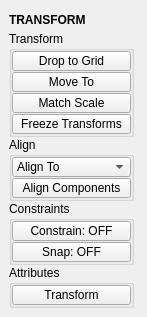
This is tentacle/ui/transform.ui in m3trik/tentacle as Qt 5 draws it before an edit. The edited form follows.
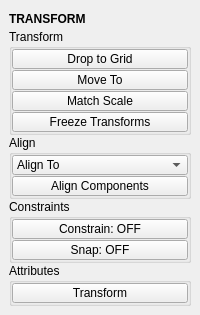
This is the edited form. Custom widgets are drawn as their Qt base class.

The edit to the form file:
```diff
--- a/tentacle/ui/transform.ui
+++ b/tentacle/ui/transform.ui
@@ -9,25 +9,10 @@
    <rect>
     <x>0</x>
     <y>0</y>
-    <width>147</width>
-    <height>312</height>
+    <width>200</width>
+    <height>310</height>
    </rect>
   </property>
-  <property name="minimumSize">
-   <size>
-    <width>0</width>
-    <height>0</height>
-   </size>
-  </property>
-  <property name="maximumSize">
-   <size>
-    <width>999</width>
-    <height>999</height>
-   </size>
-  </property>
-  <property name="windowTitle">
-   <string>Toolkit</string>
-  </property>
   <property name="tabShape">
    <enum>QTabWidget::Triangular</enum>
   </property>
@@ -38,10 +23,10 @@
    <set>QMainWindow::AllowNestedDocks|QMainWindow::AllowTabbedDocks|QMainWindow::AnimatedDocks|QMainWindow::ForceTabbedDocks</set>
   </property>
   <widget class="QWidget" name="central_widget">
-   <property name="maximumSize">
+   <property name="minimumSize">
     <size>
-     <width>999</width>
-     <height>999</height>
+     <width>200</width>
+     <height>0</height>
     </size>
    </property>
    <layout class="QVBoxLayout" name="verticalLayout_2">
@@ -51,17 +36,11 @@
        <number>0</number>
       </property>
       <item>
-       <widget class="DraggableHeader" name="draggableHeader">
+       <widget class="Header" name="header">
         <property name="minimumSize">
          <size>
           <width>0</width>
-          <height>22</height>
-         </size>
-        </property>
-        <property name="maximumSize">
-         <size>
-          <width>125</width>
-          <height>22</height>
+          <height>20</height>
          </size>
         </property>
         <property name="font">
@@ -83,12 +62,6 @@
           <height>0</height>
          </size>
         </property>
-        <property name="maximumSize">
-         <size>
-          <width>125</width>
-          <height>999</height>
-         </size>
-        </property>
         <property name="title">
          <string>Transform</string>
         </property>
@@ -127,7 +100,7 @@
            </property>
            <property name="maximumSize">
             <size>
-             <width>999</width>
+             <width>16777215</width>
              <height>20</height>
             </size>
            </property>
@@ -161,7 +134,7 @@
            </property>
            <property name="maximumSize">
             <size>
-             <width>999</width>
+             <width>16777215</width>
              <height>20</height>
             </size>
            </property>
@@ -207,7 +180,7 @@
            </property>
            <property name="maximumSize">
             <size>
-             <width>999</width>
+             <width>16777215</width>
              <height>20</height>
             </size>
            </property>
@@ -253,7 +226,7 @@
            </property>
            <property name="maximumSize">
             <size>
-             <width>999</width>
+             <width>16777215</width>
              <height>20</height>
             </size>
            </property>
@@ -294,12 +267,6 @@
           <height>0</height>
          </size>
         </property>
-        <property name="maximumSize">
-         <size>
-          <width>125</width>
-          <height>999</height>
-         </size>
-        </property>
         <property name="title">
          <string>Align</string>
         </property>
@@ -329,7 +296,7 @@
            </property>
            <property name="maximumSize">
             <size>
-             <width>999</width>
+             <width>16777215</width>
              <height>20</height>
             </size>
            </property>
@@ -368,7 +335,7 @@
            </property>
            <property name="maximumSize">
             <size>
-             <width>999</width>
+             <width>16777215</width>
              <height>20</height>
             </size>
            </property>
@@ -397,12 +364,6 @@
           <height>0</height>
          </size>
         </property>
-        <property name="maximumSize">
-         <size>
-          <width>125</width>
-          <height>999</height>
-         </size>
-        </property>
         <property name="title">
          <string>Constraints</string>
         </property>
@@ -441,7 +402,7 @@
            </property>
            <property name="maximumSize">
             <size>
-             <width>999</width>
+             <width>16777215</width>
              <height>20</height>
             </size>
            </property>
@@ -487,7 +448,7 @@
            </property>
            <property name="maximumSize">
             <size>
-             <width>999</width>
+             <width>16777215</width>
              <height>20</height>
             </size>
            </property>
@@ -525,12 +486,6 @@
           <height>0</height>
          </size>
         </property>
-        <property name="maximumSize">
-         <size>
-          <width>125</width>
-          <height>999</height>
-         </size>
-        </property>
         <property name="title">
          <string>Attributes</string>
         </property>
@@ -560,7 +515,7 @@
            </property>
            <property name="maximumSize">
             <size>
-             <width>999</width>
+             <width>16777215</width>
              <height>20</height>
             </size>
            </property>
@@ -644,19 +599,19 @@
  </widget>
  <customwidgets>
   <customwidget>
-   <class>PushButton</class>
-   <extends>QPushButton</extends>
-   <header>widgets.pushbutton.h</header>
-  </customwidget>
-  <customwidget>
-   <class>DraggableHeader</class>
+   <class>Header</class>
    <extends>QLabel</extends>
    <header>draggableHeader.h</header>
   </customwidget>
   <customwidget>
    <class>ComboBox</class>
    <extends>QComboBox</extends>
-   <header>widgets.combobox.h</header>
+   <header>uitk.widgets.comboBox.ComboBox.h</header>
+  </customwidget>
+  <customwidget>
+   <class>PushButton</class>
+   <extends>QPushButton</extends>
+   <header>widgets.pushbutton.h</header>
   </customwidget>
  </customwidgets>
  <resources/>
```
Left out of the diff: 2 changed lines with no effect on the pictures.
